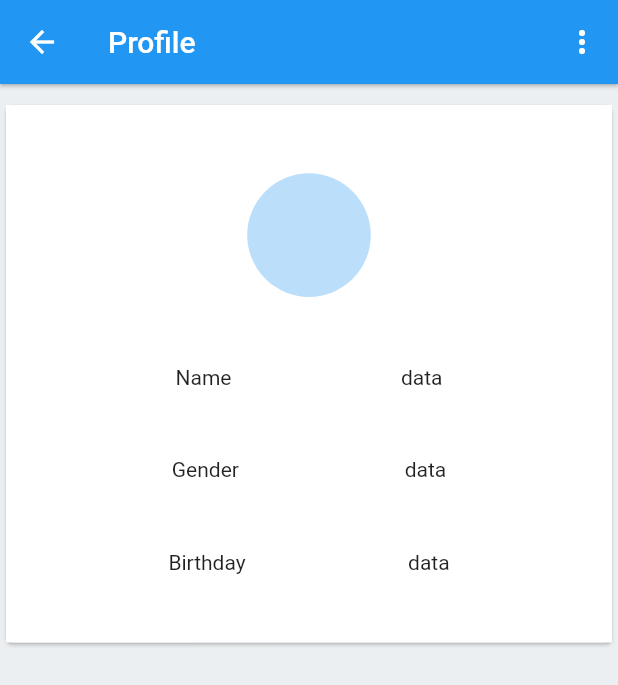
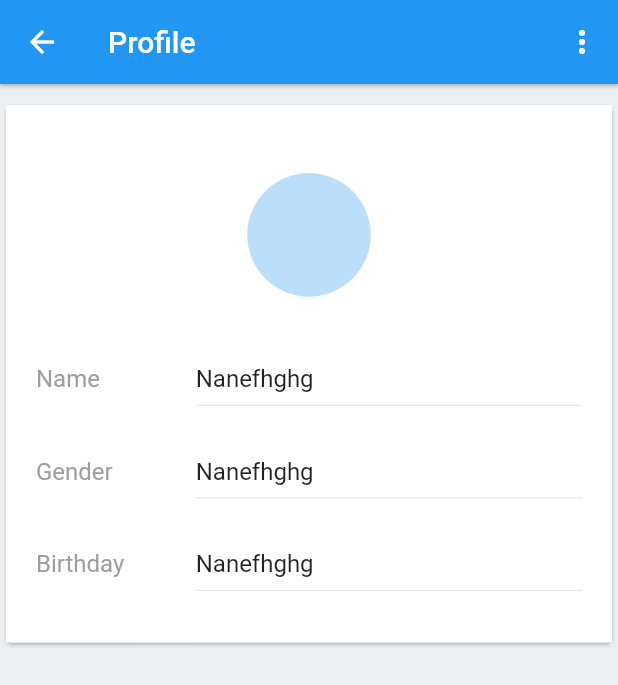
Before and after one commit to mrvenkatjaicode/money-management-app, a Flutter app: the Profile screen opened directly, on a phone screen of 412 x 824 dp. Shown: the top 685 px of the screen. Run offline on Flutter 3.47's test engine with Material 2 defaults, Android fonts, the phone set to English and light mode, and no system bars.

Commit message:
completed ui part in profile page

```diff
--- a/code/lib/screens/homepage.dart
+++ b/code/lib/screens/homepage.dart
@@ -23,7 +23,7 @@ class _HomepageState extends State<Homepage> {
             child: Container(
               color: Colors.white,
               height: 500,
-              width: 500,
+              width: MediaQuery.of(context).size.width,
             ),
           ),
         ),
--- a/code/lib/screens/profile.dart
+++ b/code/lib/screens/profile.dart
@@ -39,29 +39,101 @@ class _ProfileState extends State<Profile> {
               child: Column(
                 mainAxisAlignment: MainAxisAlignment.spaceEvenly,
                 children: [
-                  CircleAvatar(
+                  Container(
+                    height: MediaQuery.of(context).size.height / 5.5,
+                    child: CircleAvatar(
                       maxRadius: MediaQuery.of(context).size.height / 20,
                     ),
-                  Row(
-                    mainAxisAlignment: MainAxisAlignment.spaceEvenly,
+                  ),
+                  Padding(
+                    padding:
+                        const EdgeInsets.only(left: 20, right: 20, bottom: 10),
+                    child: Row(
+                      mainAxisAlignment: MainAxisAlignment.start,
+                      crossAxisAlignment: CrossAxisAlignment.start,
                       children: [
-                      Text("Name"),
-                      Text("data"),
+                        Text(
+                          "Name",
+                          style: TextStyle(color: Colors.grey, fontSize: 16),
+                        ),
+                        Spacer(),
+                        Container(
+                          width: MediaQuery.of(context).size.width / 1.6,
+                          height: 40,
+                          child: Column(
+                            mainAxisAlignment: MainAxisAlignment.start,
+                            crossAxisAlignment: CrossAxisAlignment.start,
+                            children: [
+                              Text(
+                                "Nanefhghg",
+                                style: TextStyle(fontSize: 16),
+                              ),
+                              Divider(),
                             ],
                           ),
-                  Row(
-                    mainAxisAlignment: MainAxisAlignment.spaceEvenly,
-                    children: [
-                      Text("Gender"),
-                      Text("data"),
+                        ),
                       ],
                     ),
-                  Row(
-                    mainAxisAlignment: MainAxisAlignment.spaceEvenly,
+                  ),
+                  Padding(
+                    padding:
+                        const EdgeInsets.only(left: 20, right: 20, bottom: 10),
+                    child: Row(
+                      mainAxisAlignment: MainAxisAlignment.start,
+                      crossAxisAlignment: CrossAxisAlignment.start,
                       children: [
-                      Text("Birthday"),
-                      Text("data"),
+                        Text(
+                          "Gender",
+                          style: TextStyle(color: Colors.grey, fontSize: 16),
+                        ),
+                        Spacer(),
+                        Container(
+                          width: MediaQuery.of(context).size.width / 1.6,
+                          height: 40,
+                          child: Column(
+                            mainAxisAlignment: MainAxisAlignment.start,
+                            crossAxisAlignment: CrossAxisAlignment.start,
+                            children: [
+                              Text(
+                                "Nanefhghg",
+                                style: TextStyle(fontSize: 16),
+                              ),
+                              Divider(),
                             ],
+                          ),
+                        ),
+                      ],
+                    ),
+                  ),
+                  Padding(
+                    padding:
+                        const EdgeInsets.only(left: 20, right: 20, bottom: 10),
+                    child: Row(
+                      mainAxisAlignment: MainAxisAlignment.start,
+                      crossAxisAlignment: CrossAxisAlignment.start,
+                      children: [
+                        Text(
+                          "Birthday",
+                          style: TextStyle(color: Colors.grey, fontSize: 16),
+                        ),
+                        Spacer(),
+                        Container(
+                          width: MediaQuery.of(context).size.width / 1.6,
+                          height: 40,
+                          child: Column(
+                            mainAxisAlignment: MainAxisAlignment.start,
+                            crossAxisAlignment: CrossAxisAlignment.start,
+                            children: [
+                              Text(
+                                "Nanefhghg",
+                                style: TextStyle(fontSize: 16),
+                              ),
+                              Divider(),
+                            ],
+                          ),
+                        ),
+                      ],
+                    ),
                   ),
                 ],
               ),
```
Lines whose indentation alone changed are shown as unchanged.
